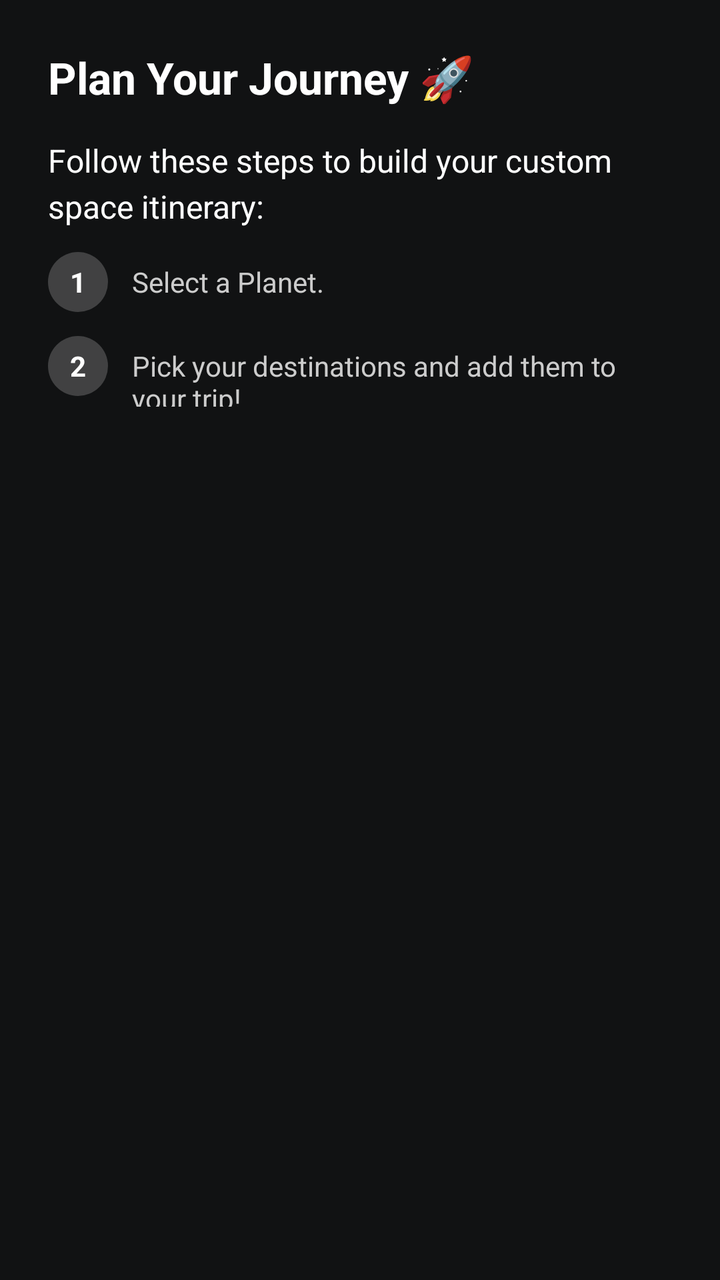
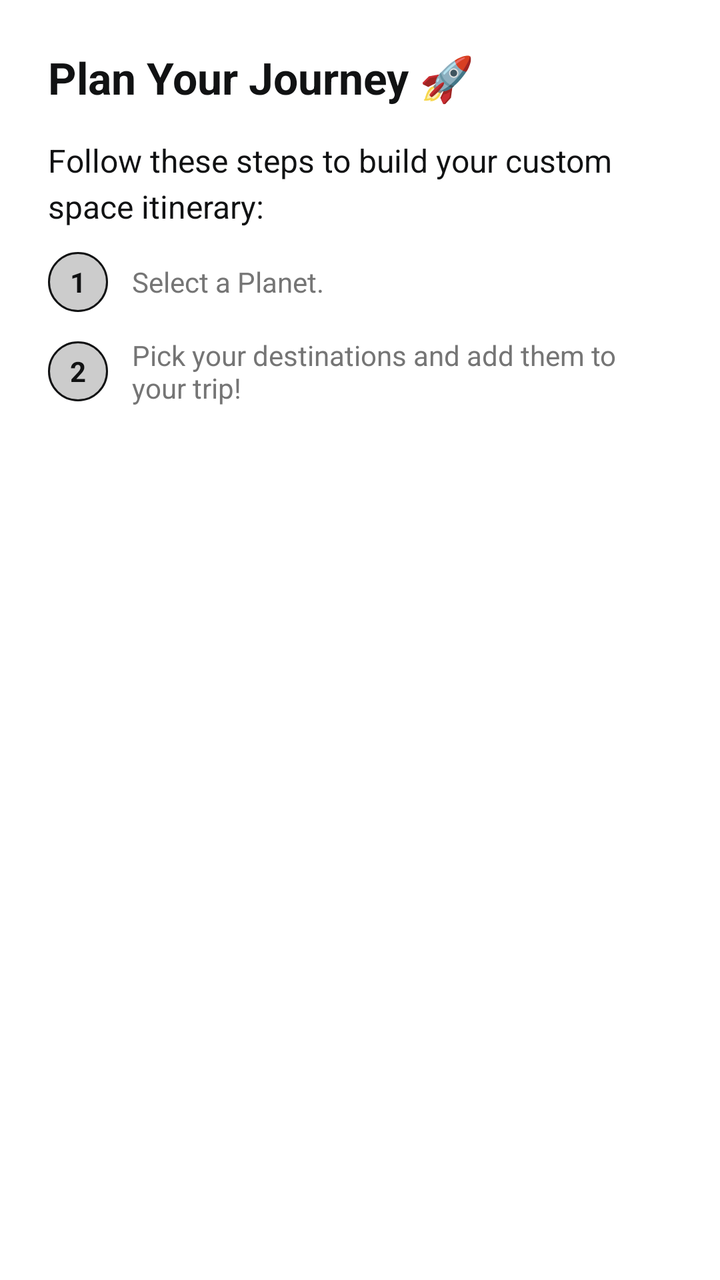

Compare the two renders of this Android layout. The source of the first and the diff that turns it into the second are given below.
<!-- AndroidManifest.xml: application theme Theme.SpaceAdvisor -->
<!-- res/layout/dialog_trip_explanation.xml -->
<?xml version="1.0" encoding="utf-8"?>
<LinearLayout xmlns:android="http://schemas.android.com/apk/res/android"
    android:layout_width="match_parent"
    android:layout_height="wrap_content"
    android:background="@color/layout_background_primary"
    android:orientation="vertical"
    android:padding="24dp">

    <TextView
        android:layout_width="wrap_content"
        android:layout_height="wrap_content"
        android:text="Plan Your Journey 🚀"
        android:textColor="@color/text_primary"
        android:textSize="22sp"
        android:textStyle="bold" />

    <TextView
        android:layout_width="match_parent"
        android:layout_height="wrap_content"
        android:layout_marginTop="16dp"
        android:lineSpacingExtra="4dp"
        android:text="Follow these steps to build your custom space itinerary:"
        android:textColor="@color/text_primary"
        android:textSize="16sp" />


    <LinearLayout
        android:layout_width="match_parent"
        android:layout_height="wrap_content"
        android:layout_marginTop="12dp"
        android:orientation="horizontal">

        <TextView
            android:layout_width="30dp"
            android:layout_height="30dp"
            android:background="@drawable/custom_text_gray_background"
            android:gravity="center"
            android:text="1"
            android:textColor="@color/text_primary"
            android:textStyle="bold" />

        <TextView
            android:layout_width="wrap_content"
            android:layout_height="wrap_content"
            android:layout_marginStart="12dp"
            android:text="Select a Planet."
            android:textColor="@color/text_quaternary_light"
            android:textSize="14sp" />
    </LinearLayout>

    <LinearLayout
        android:layout_width="match_parent"
        android:layout_height="wrap_content"
        android:layout_marginTop="12dp"
        android:orientation="horizontal">

        <TextView
            android:layout_width="30dp"
            android:layout_height="30dp"
            android:background="@drawable/custom_text_gray_background"
            android:gravity="center"
            android:text="2"
            android:textColor="@color/text_primary"
            android:textStyle="bold" />

        <TextView
            android:layout_width="wrap_content"
            android:layout_height="wrap_content"
            android:layout_marginStart="12dp"
            android:text="Pick your destinations and add them to your trip!"
            android:textColor="@color/text_quaternary_light"
            android:textSize="14sp" />
    </LinearLayout>

</LinearLayout>
<!-- resources referenced by this layout -->
<resources>
  <color name="layout_background_primary">@color/deep_black</color>
  <color name="text_primary">@color/white</color>
  <color name="text_quaternary_light">@color/gray_light</color>
  <!-- drawable custom_text_gray_background (drawable) -->
  <?xml version="1.0" encoding="utf-8"?>
  <shape xmlns:android="http://schemas.android.com/apk/res/android">
      <solid android:color="@color/layout_background_transparent_white_20" />
      <corners android:radius="16dp" />
  </shape>
  <style name="Theme.SpaceAdvisor" parent="Base.Theme.SpaceAdvisor" />
  <color name="deep_black">#111213</color>
  <color name="white">#FFFFFFFF</color>
  <color name="gray_light">#CCCCCC</color>
  <color name="layout_background_transparent_white_20">@color/transparent_white_20</color>
  <style name="Base.Theme.SpaceAdvisor" parent="Theme.Material3.DayNight.NoActionBar">
          
      </style>
  <color name="transparent_white_20">#33FFFFFF</color>
</resources>

<!-- the commit's change to res/layout/dialog_trip_explanation.xml (unified diff, before → after) -->
@@ -2,7 +2,7 @@
 <LinearLayout xmlns:android="http://schemas.android.com/apk/res/android"
     android:layout_width="match_parent"
     android:layout_height="wrap_content"
-    android:background="@color/layout_background_primary"
+    android:background="@color/background"
     android:orientation="vertical"
     android:padding="24dp">
 
@@ -10,7 +10,7 @@
         android:layout_width="wrap_content"
         android:layout_height="wrap_content"
         android:text="Plan Your Journey 🚀"
-        android:textColor="@color/text_primary"
+        android:textColor="@color/title"
         android:textSize="22sp"
         android:textStyle="bold" />
 
@@ -20,7 +20,7 @@
         android:layout_marginTop="16dp"
         android:lineSpacingExtra="4dp"
         android:text="Follow these steps to build your custom space itinerary:"
-        android:textColor="@color/text_primary"
+        android:textColor="@color/title"
         android:textSize="16sp" />
 
 
@@ -28,6 +28,7 @@
         android:layout_width="match_parent"
         android:layout_height="wrap_content"
         android:layout_marginTop="12dp"
+        android:gravity="center_vertical"
         android:orientation="horizontal">
 
         <TextView
@@ -36,7 +37,7 @@
             android:background="@drawable/custom_text_gray_background"
             android:gravity="center"
             android:text="1"
-            android:textColor="@color/text_primary"
+            android:textColor="@color/title"
             android:textStyle="bold" />
 
         <TextView
@@ -44,7 +45,7 @@
             android:layout_height="wrap_content"
             android:layout_marginStart="12dp"
             android:text="Select a Planet."
-            android:textColor="@color/text_quaternary_light"
+            android:textColor="@color/body"
             android:textSize="14sp" />
     </LinearLayout>
 
@@ -52,6 +53,7 @@
         android:layout_width="match_parent"
         android:layout_height="wrap_content"
         android:layout_marginTop="12dp"
+        android:gravity="center_vertical"
         android:orientation="horizontal">
 
         <TextView
@@ -60,7 +62,7 @@
             android:background="@drawable/custom_text_gray_background"
             android:gravity="center"
             android:text="2"
-            android:textColor="@color/text_primary"
+            android:textColor="@color/title"
             android:textStyle="bold" />
 
         <TextView
@@ -68,7 +70,7 @@
             android:layout_height="wrap_content"
             android:layout_marginStart="12dp"
             android:text="Pick your destinations and add them to your trip!"
-            android:textColor="@color/text_quaternary_light"
+            android:textColor="@color/body"
             android:textSize="14sp" />
     </LinearLayout>
 
<!-- resource entries referenced after the edit -->
@@ -1,22 +1,47 @@
 <!-- resources referenced by this layout -->
 <resources>
-  <color name="layout_background_primary">@color/deep_black</color>
-  <color name="text_primary">@color/white</color>
-  <color name="text_quaternary_light">@color/gray_light</color>
+  <color name="background">@color/white</color>
+  <color name="body">@color/gray_dark</color>
+  <color name="title">@color/secondary</color>
   <!-- drawable custom_text_gray_background (drawable) -->
   <?xml version="1.0" encoding="utf-8"?>
   <shape xmlns:android="http://schemas.android.com/apk/res/android">
-      <solid android:color="@color/layout_background_transparent_white_20" />
+      <solid android:color="@color/chip_fill_quaternary" />
+      <stroke
+          android:width="1dp"
+          android:color="@color/chip_quaternary" />
       <corners android:radius="16dp" />
   </shape>
-  <style name="Theme.SpaceAdvisor" parent="Base.Theme.SpaceAdvisor" />
+  <style name="Theme.SpaceAdvisor" parent="Base.Theme.SpaceAdvisor">
+          <item name="colorPrimary">@color/primary</item>
+          <item name="customColorPrimary">@color/primary</item>
+          <item name="customColorPrimaryGlow">@color/primary_glow</item>
+          <item name="customColorPrimaryFaded">@color/primary_faded</item>
+          <item name="customColorPrimaryLight">@color/primary_light</item>
+          <item name="customColorPrimaryVariant">@color/primary_variant</item>
+          <item name="customColorPrimaryVariantFaded">@color/primary_variant_faded</item>
+      </style>
   <color name="deep_black">#111213</color>
+  <color name="transparent_black_20">#33000000</color>
+  <color name="space_purple">#575AD3</color>
+  <color name="space_purple_glow">#48575AD3</color>
+  <color name="space_purple_faded">#50A0A0FF</color>
+  <color name="space_purple_light">#A0A0FF</color>
+  <color name="space_pink">#AE52D4</color>
+  <color name="space_pink_faded">#20AE52D4</color>
   <color name="white">#FFFFFFFF</color>
-  <color name="gray_light">#CCCCCC</color>
-  <color name="layout_background_transparent_white_20">@color/transparent_white_20</color>
+  <color name="gray_dark">#757575</color>
+  <color name="secondary">@color/deep_black</color>
+  <color name="chip_fill_quaternary">@color/transparent_black_20</color>
+  <color name="chip_quaternary">@color/deep_black</color>
   <style name="Base.Theme.SpaceAdvisor" parent="Theme.Material3.DayNight.NoActionBar">
-          
+          <item name="colorPrimary">@color/primary</item>
       </style>
-  <color name="transparent_white_20">#33FFFFFF</color>
+  <color name="primary">@color/space_purple</color>
+  <color name="primary_glow">@color/space_purple_glow</color>
+  <color name="primary_faded">@color/space_purple_faded</color>
+  <color name="primary_light">@color/space_purple_light</color>
+  <color name="primary_variant">@color/space_pink</color>
+  <color name="primary_variant_faded">@color/space_pink_faded</color>
 </resources>
 
